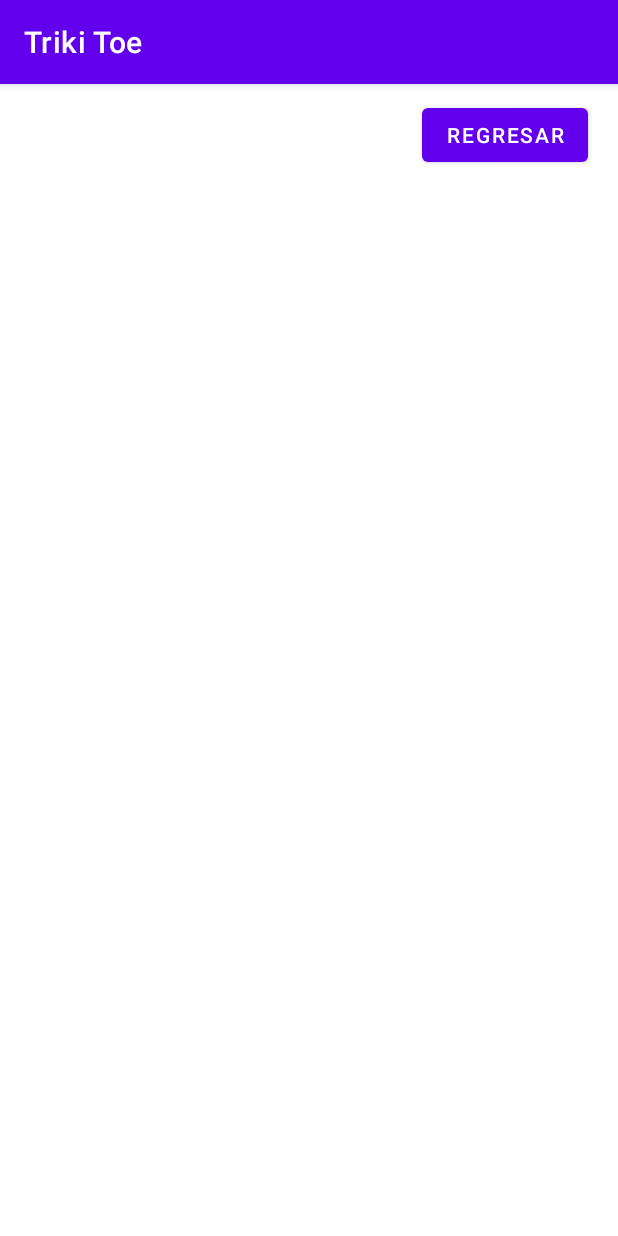
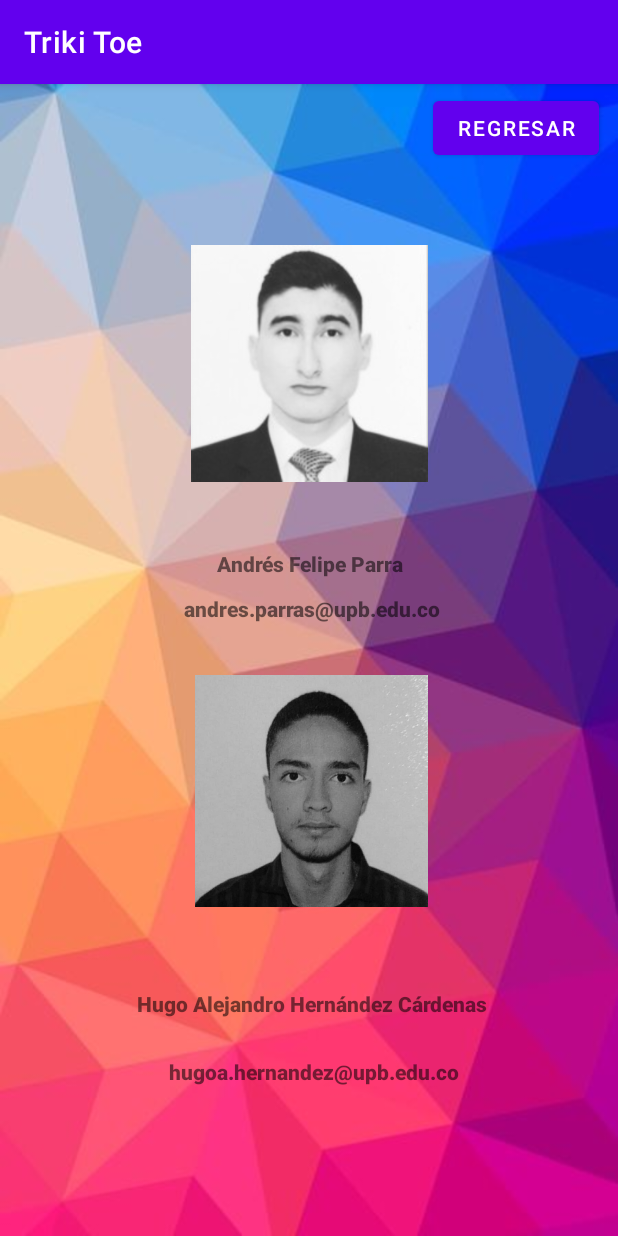
Before and after one commit to AndresParra01/TrikiToe, an Android app: the Creditos screen opened directly, with no data from a screen before it, on a phone screen of 412 x 824 dp. Run offline under Robolectric (Android 15) with nearby library versions, the phone set to English and light mode, and no system bars.

Commit message:
Actualizacion Arte

```diff
--- a/app/src/main/res/layout/activity_creditos.xml
+++ b/app/src/main/res/layout/activity_creditos.xml
@@ -4,6 +4,7 @@
     xmlns:tools="http://schemas.android.com/tools"
     android:layout_width="match_parent"
     android:layout_height="match_parent"
+    android:background="@drawable/fondo"
     tools:context=".Creditos">
 
     <Button
@@ -11,16 +12,110 @@
         android:layout_width="wrap_content"
         android:layout_height="wrap_content"
         android:layout_marginBottom="661dp"
-        android:layout_marginEnd="42dp"
+        android:layout_marginEnd="15dp"
         android:layout_marginStart="293dp"
-        android:layout_marginTop="10dp"
+        android:layout_marginTop="5dp"
         android:onClick="onClick"
         android:text="Regresar"
         app:layout_constraintBottom_toBottomOf="parent"
         app:layout_constraintEnd_toEndOf="parent"
-        app:layout_constraintHorizontal_bias="0.36"
+        app:layout_constraintHorizontal_bias="0.701"
         app:layout_constraintStart_toStartOf="parent"
         app:layout_constraintTop_toTopOf="parent"
         app:layout_constraintVertical_bias="0.0"
         tools:ignore="MissingConstraints" />
+
+    <ImageView
+        android:id="@+id/imageView5"
+        android:layout_width="158dp"
+        android:layout_height="166dp"
+        android:layout_marginBottom="20dp"
+        android:layout_marginEnd="101dp"
+        android:layout_marginStart="101dp"
+        android:layout_marginTop="35dp"
+        app:layout_constraintBottom_toTopOf="@+id/textView2"
+        app:layout_constraintEnd_toEndOf="parent"
+        app:layout_constraintStart_toStartOf="parent"
+        app:layout_constraintTop_toBottomOf="@+id/button_return_credits"
+        app:srcCompat="@drawable/andres"
+        tools:ignore="MissingConstraints" />
+
+    <ImageView
+        android:id="@+id/imageView6"
+        android:layout_width="155dp"
+        android:layout_height="221dp"
+        android:layout_marginBottom="1dp"
+        android:layout_marginTop="3dp"
+        app:layout_constraintBottom_toTopOf="@+id/textView6"
+        app:layout_constraintEnd_toEndOf="parent"
+        app:layout_constraintHorizontal_bias="0.507"
+        app:layout_constraintStart_toStartOf="parent"
+        app:layout_constraintTop_toBottomOf="@+id/textView2"
+        app:srcCompat="@drawable/hugo"
+        tools:ignore="MissingConstraints" />
+
+    <TextView
+        android:id="@+id/textView2"
+        android:layout_width="wrap_content"
+        android:layout_height="wrap_content"
+        android:layout_marginBottom="13dp"
+        android:layout_marginEnd="117dp"
+        android:layout_marginStart="118dp"
+        android:layout_marginTop="5dp"
+        android:fontFamily="sans-serif-black"
+        android:text="Andrés Felipe Parra"
+        app:layout_constraintBottom_toTopOf="@+id/imageView6"
+        app:layout_constraintEnd_toEndOf="parent"
+        app:layout_constraintStart_toStartOf="parent"
+        app:layout_constraintTop_toBottomOf="@+id/imageView5"
+        tools:ignore="MissingConstraints" />
+
+    <TextView
+        android:id="@+id/textView4"
+        android:layout_width="wrap_content"
+        android:layout_height="wrap_content"
+        android:layout_marginEnd="91dp"
+        android:layout_marginStart="96dp"
+        android:layout_marginTop="10dp"
+        android:fontFamily="sans-serif-black"
+        android:text="andres.parras@upb.edu.co"
+        app:layout_constraintBottom_toTopOf="@+id/imageView6"
+        app:layout_constraintEnd_toEndOf="parent"
+        app:layout_constraintStart_toStartOf="parent"
+        app:layout_constraintTop_toBottomOf="@+id/textView2"
+        tools:ignore="MissingConstraints" />
+
+    <TextView
+        android:id="@+id/textView5"
+        android:layout_width="wrap_content"
+        android:layout_height="wrap_content"
+        android:layout_marginBottom="48dp"
+        android:layout_marginEnd="59dp"
+        android:layout_marginStart="66dp"
+        android:layout_marginTop="15dp"
+        android:fontFamily="sans-serif-black"
+        android:text="hugoa.hernandez@upb.edu.co"
+        app:layout_constraintBottom_toBottomOf="parent"
+        app:layout_constraintEnd_toEndOf="parent"
+        app:layout_constraintStart_toStartOf="parent"
+        app:layout_constraintTop_toBottomOf="@+id/imageView6"
+        tools:ignore="MissingConstraints" />
+
+    <TextView
+        android:id="@+id/textView6"
+        android:layout_width="wrap_content"
+        android:layout_height="wrap_content"
+        android:layout_marginBottom="11dp"
+        android:layout_marginEnd="80dp"
+        android:layout_marginStart="85dp"
+        android:layout_marginTop="5dp"
+        android:fontFamily="sans-serif-black"
+        android:text="Hugo Alejandro Hernández Cárdenas"
+        app:layout_constraintBottom_toTopOf="@+id/textView5"
+        app:layout_constraintEnd_toEndOf="parent"
+        app:layout_constraintHorizontal_bias="0.475"
+        app:layout_constraintStart_toStartOf="parent"
+        app:layout_constraintTop_toBottomOf="@+id/imageView6"
+        tools:ignore="MissingConstraints" />
+
 </androidx.constraintlayout.widget.ConstraintLayout>
```
Also changed, not shown: app/src/main/res/layout/activity_inicio.xml (+44 -25 lines), app/src/main/res/layout/activity_jugar.xml (+41 -38 lines), app/src/main/res/layout/activity_splash.xml (+17 -3 lines), app/src/main/res/drawable-v24/andres.jpeg (added), app/src/main/res/drawable-v24/fondo.jpg (added), app/src/main/res/drawable-v24/fondotriki.gif (added), app/src/main/res/drawable-v24/hugo.jpeg (added), app/src/main/res/drawable-v24/inicio.png (added), app/src/main/res/drawable-v24/titulo.png (added).
